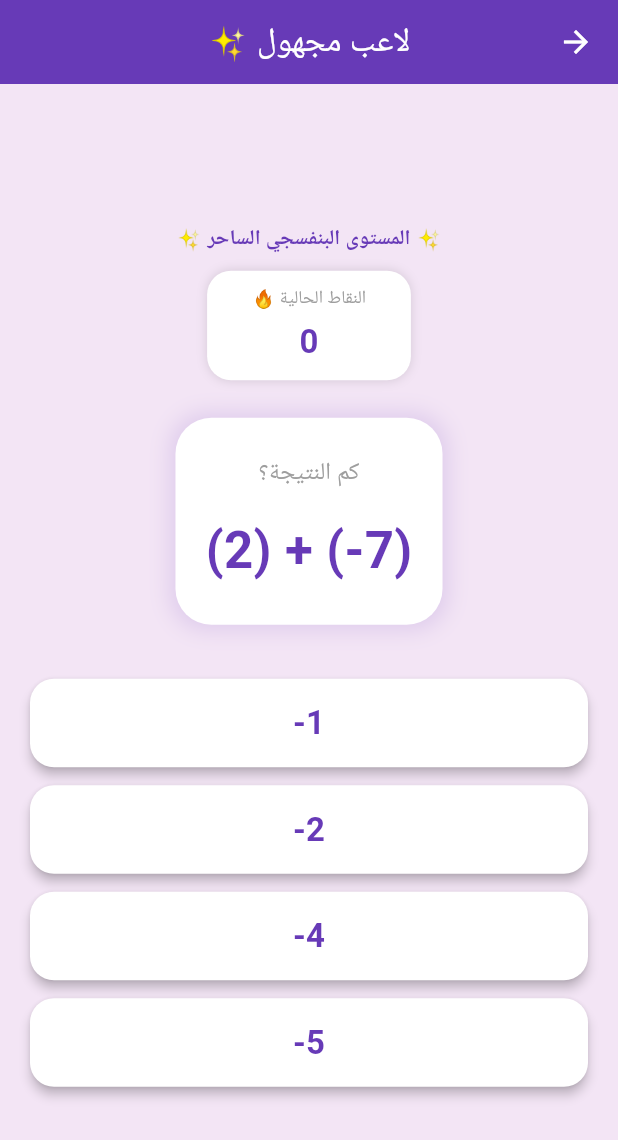
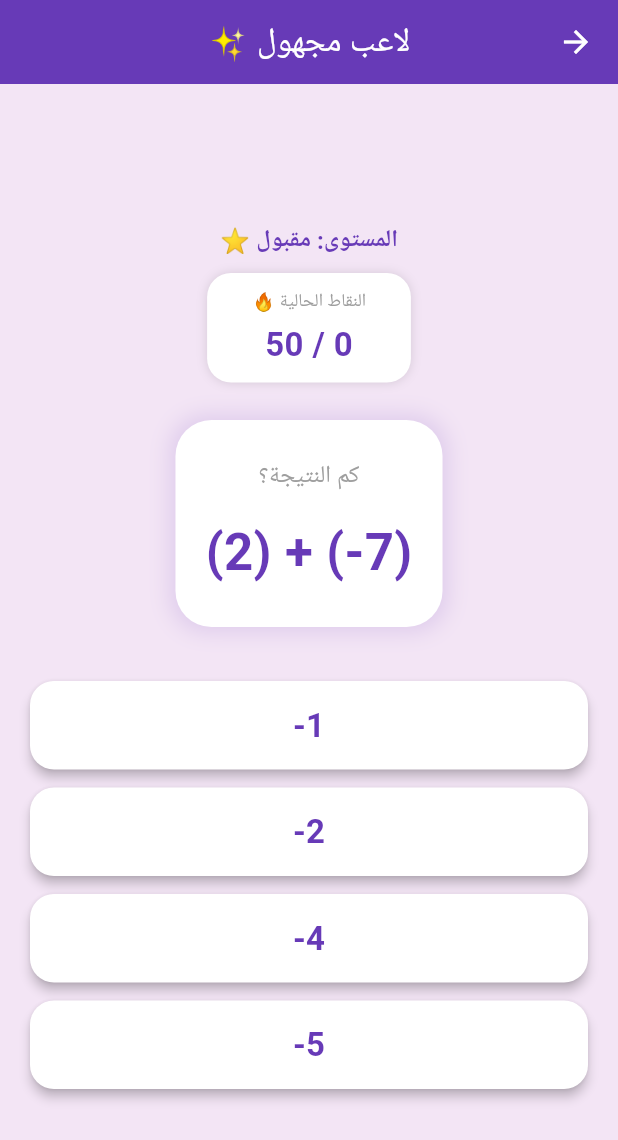
Before and after one commit to safasakaji-spec/math_marathon_app, a Flutter app: the screen it shows after launch, after a tap on "ابدأ الماراثون 🚀", on a phone screen of 412 x 824 dp. Shown: the top 1140 px of the screen. Run offline on Flutter 3.47's test engine with Material 3 defaults, Android fonts, the phone set to English and light mode, and no system bars; our stand-ins replace shared_preferences; Roboto replaces fonts that are missing (Cairo).

Commit message:
Update main.dart

```diff
--- a/lib/main.dart
+++ b/lib/main.dart
@@ -1,8 +1,11 @@
 import 'dart:math';
 import 'package:flutter/material.dart';
-import 'package:audioplayers/audioplayers.dart';
+import 'package:flutter/services.dart';
+import 'package:shared_preferences/shared_preferences.dart';
 
-void main() {
+void main() async {
+  WidgetsFlutterBinding.ensureInitialized();
+  await LeaderboardData.loadLeaderboard();
   runApp(const MathMarathonApp());
 }
 
@@ -33,12 +36,27 @@ class PlayerScore {
   String name;
   int score;
   PlayerScore({required this.name, required this.score});
+
+  Map<String, dynamic> toJson() => {'name': name, 'score': score};
+  factory PlayerScore.fromJson(Map<String, dynamic> json) =>
+      PlayerScore(name: json['name'], score: json['score']);
 }
 
 class LeaderboardData {
   static List<PlayerScore> players = [];
 
-  static void updateScore(String name, int score) {
+  static Future<void> loadLeaderboard() async {
+    final prefs = await SharedPreferences.getInstance();
+    List<String>? savedList = prefs.getStringList('saved_leaderboard');
+    if (savedList != null) {
+      players = savedList.map((item) {
+        List<String> parts = item.split('|');
+        return PlayerScore(name: parts[0], score: int.parse(parts[1]));
+      }).toList();
+    }
+  }
+
+  static Future<void> updateScore(String name, int score) async {
     name = name.trim();
     var existingPlayer = players.firstWhere(
       (p) => p.name.toLowerCase() == name.toLowerCase(),
@@ -53,6 +71,10 @@ class LeaderboardData {
       }
     }
     players.sort((a, b) => b.score.compareTo(a.score));
+
+    final prefs = await SharedPreferences.getInstance();
+    List<String> listToSave = players.map((p) => '${p.name}|${p.score}').toList();
+    await prefs.setStringList('saved_leaderboard', listToSave);
   }
 
   static List<PlayerScore> getTopPlayers() {
@@ -152,6 +174,7 @@ class _WelcomeScreenState extends State<WelcomeScreen> {
                   shape: RoundedRectangleBorder(borderRadius: BorderRadius.circular(20)),
                 ),
                 onPressed: () {
+                  SystemSound.play(SystemSoundType.click);
                   String name = _nameController.text.trim();
                   if (name.isEmpty) name = 'لاعب مجهول';
 
@@ -182,7 +205,6 @@ class GameScreen extends StatefulWidget {
 
 class _GameScreenState extends State<GameScreen> with TickerProviderStateMixin {
   final Random _random = Random();
-  final AudioPlayer _audioPlayer = AudioPlayer();
 
   int num1 = 0;
   int num2 = 0;
@@ -194,32 +216,17 @@ class _GameScreenState extends State<GameScreen> with TickerProviderStateMixin {
 
   late AnimationController _fireworksController;
 
-  // ثيمات ألوان احترافية تتغير كل 5 أسئلة
-  final List<Map<String, dynamic>> themes = [
-    {
-      'bg': const Color(0xFFF3E5F5),
-      'primary': Colors.deepPurple,
-      'card': Colors.white,
-      'name': 'المستوى البنفسجي الساحر'
-    },
-    {
-      'bg': const Color(0xFFE0F7FA),
-      'primary': Colors.teal.shade800,
-      'card': Colors.white,
-      'name': 'مستوى المحيط الهادئ'
-    },
-    {
-      'bg': const Color(0xFFFFF9C4),
-      'primary': Colors.amber.shade900,
-      'card': Colors.white,
-      'name': 'مستوى الطاقة المشرقة'
-    },
-    {
-      'bg': const Color(0xFFE8F5E9),
-      'primary': Colors.green.shade800,
-      'card': Colors.white,
-      'name': 'مستوى الغابة المنعشة'
-    },
+  final List<Map<String, dynamic>> levels = [
+    {'minScore': 0, 'name': 'مقبول', 'bg': const Color(0xFFF3E5F5), 'primary': Colors.deepPurple},
+    {'minScore': 5, 'name': 'جيد', 'bg': const Color(0xFFE0F7FA), 'primary': Colors.teal.shade800},
+    {'minScore': 10, 'name': 'جيد جداً', 'bg': const Color(0xFFFFF9C4), 'primary': Colors.amber.shade900},
+    {'minScore': 15, 'name': 'ممتاز', 'bg': const Color(0xFFE8F5E9), 'primary': Colors.green.shade800},
+    {'minScore': 20, 'name': 'رائع', 'bg': const Color(0xFFFFCCBC), 'primary': Colors.deepOrange.shade800},
+    {'minScore': 25, 'name': 'عبقري', 'bg': const Color(0xFFE1BEE7), 'primary': Colors.purple.shade900},
+    {'minScore': 30, 'name': 'أسطورة الرياضيات', 'bg': const Color(0xFFB2EBF2), 'primary': Colors.cyan.shade900},
+    {'minScore': 35, 'name': 'بطل خارق', 'bg': const Color(0xFFDCEDC8), 'primary': Colors.lightGreen.shade900},
+    {'minScore': 40, 'name': 'عالم عبقري', 'bg': const Color(0xFFFFECB3), 'primary': Colors.brown.shade700},
+    {'minScore': 45, 'name': 'بروفيسور الرياضيات العظيم', 'bg': const Color(0xFFD1C4E9), 'primary': Colors.indigo.shade900},
   ];
 
   @override
@@ -235,30 +242,25 @@ class _GameScreenState extends State<GameScreen> with TickerProviderStateMixin {
   @override
   void dispose() {
     _fireworksController.dispose();
-    _audioPlayer.dispose();
     super.dispose();
   }
 
-  // دالة لتشغيل الأصوات الاحترافية من الإنترنت مباشرة (بدون الحاجة لملفات محلية معقدة)
-  void _playClickSound() async {
-    try {
-      await _audioPlayer.play(UrlSource('https://www.soundjay.com/buttons/button-29.mp3'));
-    } catch (_) {}
-  }
-
-  void _playCheeringSound() async {
-    try {
-      // صوت تصفيق احتفالي عند الخسارة
-      await _audioPlayer.play(UrlSource('https://www.soundjay.com/human/applause-01.mp3'));
-    } catch (_) {}
-  }
-
-  Map<String, dynamic> getCurrentTheme() {
-    int themeIndex = (currentScore ~/ 5) % themes.length;
-    return themes[themeIndex];
+  Map<String, dynamic> getCurrentLevelInfo() {
+    var currentLevel = levels.first;
+    for (var lvl in levels) {
+      if (currentScore >= lvl['minScore']) {
+        currentLevel = lvl;
+      }
+    }
+    return currentLevel;
   }
 
   void _generateNewQuestion() {
+    if (currentScore >= 50) {
+      _showVictoryDialog();
+      return;
+    }
+
     List<String> ops = ['+', '-', '×', '÷'];
     operator = ops[_random.nextInt(ops.length)];
 
@@ -294,16 +296,88 @@ class _GameScreenState extends State<GameScreen> with TickerProviderStateMixin {
   }
 
   void _checkAnswer(int selectedOption) {
-    _playClickSound();
+    SystemSound.play(SystemSoundType.click);
+
     if (selectedOption == correctAnswer) {
       currentScore++;
       LeaderboardData.updateScore(widget.userName, currentScore);
       _generateNewQuestion();
     } else {
       LeaderboardData.updateScore(widget.userName, currentScore);
-      _playCheeringSound(); // تشغيل صوت التصفيق عند الخسارة
+      HapticFeedback.heavyImpact();
+      SystemSound.play(SystemSoundType.alert);
       _showGameOverDialog();
     }
+  }
+
+  void _showVictoryDialog() {
+    showGeneralDialog(
+      context: context,
+      barrierDismissible: false,
+      barrierLabel: 'Victory',
+      pageBuilder: (context, anim1, anim2) => const SizedBox.shrink(),
+      transitionBuilder: (context, animation, secondaryAnimation, child) {
+        return ScaleTransition(
+          scale: CurvedAnimation(parent: animation, curve: Curves.elasticOut),
+          child: AlertDialog(
+            shape: RoundedRectangleBorder(borderRadius: BorderRadius.circular(30)),
+            title: AnimatedBuilder(
+              animation: _fireworksController,
+              builder: (context, child) {
+                return Transform.scale(
+                  scale: 1.0 + (_fireworksController.value * 0.15),
+                  child: const Text(
+                    '🏆🎆 مبروك، أنت الفائز المبدع! 🎇✨',
+                    textAlign: TextAlign.center,
+                    style: TextStyle(fontSize: 18, color: Colors.deepPurple, fontWeight: FontWeight.bold),
+                  ),
+                );
+              },
+            ),
+            content: Column(
+              mainAxisSize: MainAxisSize.min,
+              children: [
+                const Text(
+                  'لقد أتممت الـ 50 سؤالاً بنجاح وأثبتّ أنك بروفيسور حقيقي في الرياضيات! 🌟💪',
+                  textAlign: TextAlign.center,
+                  style: TextStyle(fontSize: 15),
+                ),
+                const SizedBox(height: 15),
+                Container(
+                  padding: const EdgeInsets.all(15),
+                  decoration: BoxDecoration(
+                    color: Colors.green.shade50,
+                    borderRadius: BorderRadius.circular(20),
+                  ),
+                  child: Text(
+                    'السكور النهائي: $currentScore / 50 🥇',
+                    style: TextStyle(fontWeight: FontWeight.bold, color: Colors.green.shade800, fontSize: 20),
+                  ),
+                ),
+              ],
+            ),
+            actions: [
+              Center(
+                child: ElevatedButton(
+                  style: ElevatedButton.styleFrom(
+                    backgroundColor: Colors.deepPurple,
+                    foregroundColor: Colors.white,
+                    padding: const EdgeInsets.symmetric(horizontal: 35, vertical: 12),
+                    shape: RoundedRectangleBorder(borderRadius: BorderRadius.circular(15)),
+                  ),
+                  onPressed: () {
+                    SystemSound.play(SystemSoundType.click);
+                    Navigator.pop(context);
+                    Navigator.pop(context);
+                  },
+                  child: const Text('العودة للرئيسية 🏠', style: TextStyle(fontSize: 16)),
+                ),
+              ),
+            ],
+          ),
+        );
+      },
+    );
   }
 
   void _showGameOverDialog() {
@@ -323,7 +397,7 @@ class _GameScreenState extends State<GameScreen> with TickerProviderStateMixin {
                 return Transform.scale(
                   scale: 1.0 + (_fireworksController.value * 0.15),
                   child: const Text(
-                    '🎆🎉 تفجير النقاط والألعاب النارية! 🎇✨',
+                    '🎆🎉 ألعاب نارية احتفالية! 🎇✨',
                     textAlign: TextAlign.center,
                     style: TextStyle(fontSize: 18, color: Colors.deepPurple, fontWeight: FontWeight.bold),
                   ),
@@ -362,6 +436,7 @@ class _GameScreenState extends State<GameScreen> with TickerProviderStateMixin {
                     shape: RoundedRectangleBorder(borderRadius: BorderRadius.circular(15)),
                   ),
                   onPressed: () {
+                    SystemSound.play(SystemSoundType.click);
                     Navigator.pop(context);
                     Navigator.pop(context);
                   },
@@ -377,13 +452,13 @@ class _GameScreenState extends State<GameScreen> with TickerProviderStateMixin {
 
   @override
   Widget build(BuildContext context) {
-    var theme = getCurrentTheme();
+    var levelInfo = getCurrentLevelInfo();
 
     return Scaffold(
-      backgroundColor: theme['bg'],
+      backgroundColor: levelInfo['bg'],
       appBar: AppBar(
         title: Text('${widget.userName} ✨'),
-        backgroundColor: theme['primary'],
+        backgroundColor: levelInfo['primary'],
         foregroundColor: Colors.white,
         centerTitle: true,
       ),
@@ -393,24 +468,24 @@ class _GameScreenState extends State<GameScreen> with TickerProviderStateMixin {
           mainAxisAlignment: MainAxisAlignment.center,
           children: [
             Text(
-              '✨ ${theme['name']} ✨',
-              style: TextStyle(fontSize: 14, fontWeight: FontWeight.bold, color: theme['primary']),
+              'المستوى: ${levelInfo['name']} ⭐',
+              style: TextStyle(fontSize: 16, fontWeight: FontWeight.bold, color: levelInfo['primary']),
             ),
             const SizedBox(height: 10),
             Row(
               mainAxisAlignment: MainAxisAlignment.center,
               children: [
-                _buildScoreCard('النقاط الحالية 🔥', '$currentScore', theme['primary']),
+                _buildScoreCard('النقاط الحالية 🔥', '$currentScore / 50', levelInfo['primary']),
               ],
             ),
             const SizedBox(height: 25),
             Container(
               padding: const EdgeInsets.symmetric(vertical: 25, horizontal: 20),
               decoration: BoxDecoration(
-                color: theme['card'],
+                color: Colors.white,
                 borderRadius: BorderRadius.circular(24),
                 boxShadow: [
-                  BoxShadow(color: theme['primary'].withOpacity(0.15), blurRadius: 12, spreadRadius: 3)
+                  BoxShadow(color: levelInfo['primary'].withOpacity(0.15), blurRadius: 12, spreadRadius: 3)
                 ],
               ),
               child: Column(
@@ -421,7 +496,7 @@ class _GameScreenState extends State<GameScreen> with TickerProviderStateMixin {
                     textDirection: TextDirection.ltr,
                     child: Text(
                       '($num1) $operator ($num2)',
-                      style: TextStyle(fontSize: 34, fontWeight: FontWeight.bold, color: theme['primary']),
+                      style: TextStyle(fontSize: 34, fontWeight: FontWeight.bold, color: levelInfo['primary']),
                     ),
                   ),
                 ],
@@ -434,8 +509,8 @@ class _GameScreenState extends State<GameScreen> with TickerProviderStateMixin {
                 width: double.infinity,
                 child: ElevatedButton(
                   style: ElevatedButton.styleFrom(
-                    backgroundColor: theme['card'],
-                    foregroundColor: theme['primary'],
+                    backgroundColor: Colors.white,
+                    foregroundColor: levelInfo['primary'],
                     elevation: 3,
                     padding: const EdgeInsets.symmetric(vertical: 14),
                     shape: RoundedRectangleBorder(borderRadius: BorderRadius.circular(16)),
```
